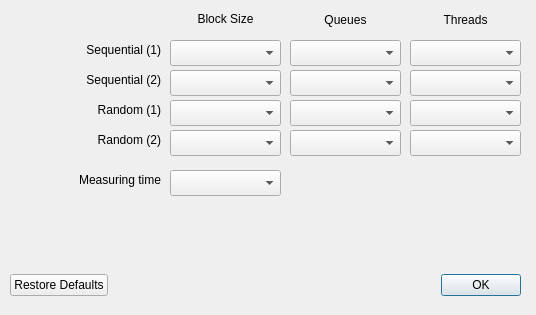
This is src/settings.ui in JonMagon/KDiskMark as Qt 5 draws it before an edit. The edited form follows.
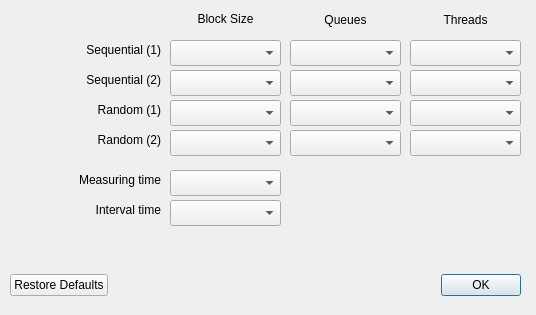
This is the edited form.

Commit message: Add job time limit

```diff
--- a/src/settings.ui
+++ b/src/settings.ui
@@ -293,6 +293,32 @@
     </rect>
    </property>
   </widget>
+  <widget class="QLabel" name="label_9">
+   <property name="geometry">
+    <rect>
+     <x>10</x>
+     <y>200</y>
+     <width>151</width>
+     <height>20</height>
+    </rect>
+   </property>
+   <property name="text">
+    <string>Interval time</string>
+   </property>
+   <property name="alignment">
+    <set>Qt::AlignRight|Qt::AlignTrailing|Qt::AlignVCenter</set>
+   </property>
+  </widget>
+  <widget class="QComboBox" name="IntervalTime">
+   <property name="geometry">
+    <rect>
+     <x>170</x>
+     <y>200</y>
+     <width>111</width>
+     <height>26</height>
+    </rect>
+   </property>
+  </widget>
  </widget>
  <resources/>
  <connections/>
```
Left out of the diff: 2 changed lines with no effect on the pictures. The commit also changes 4 other files.
